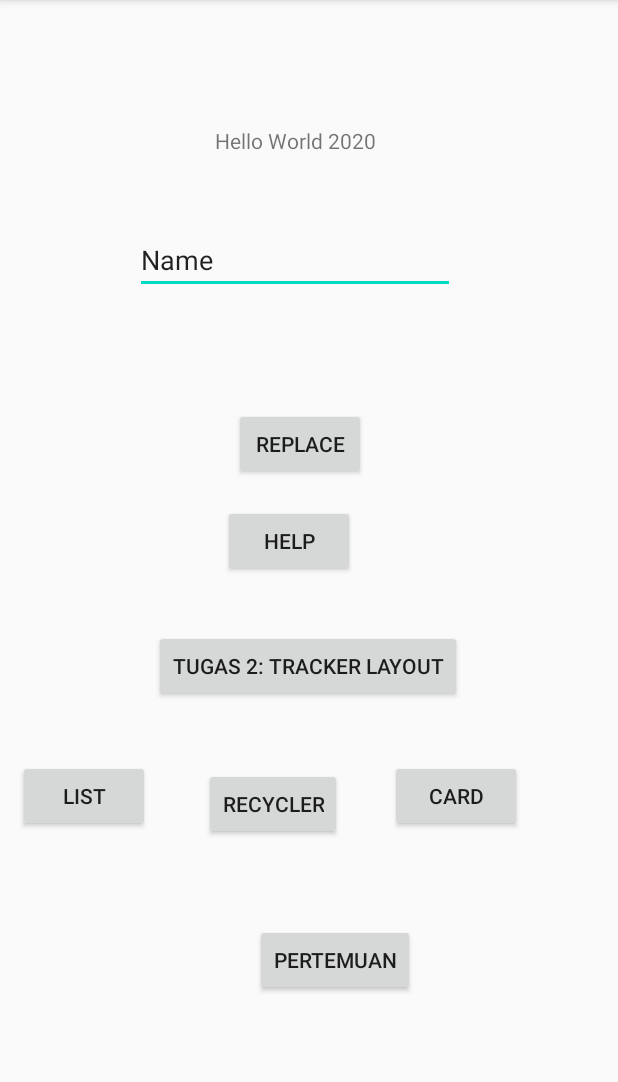
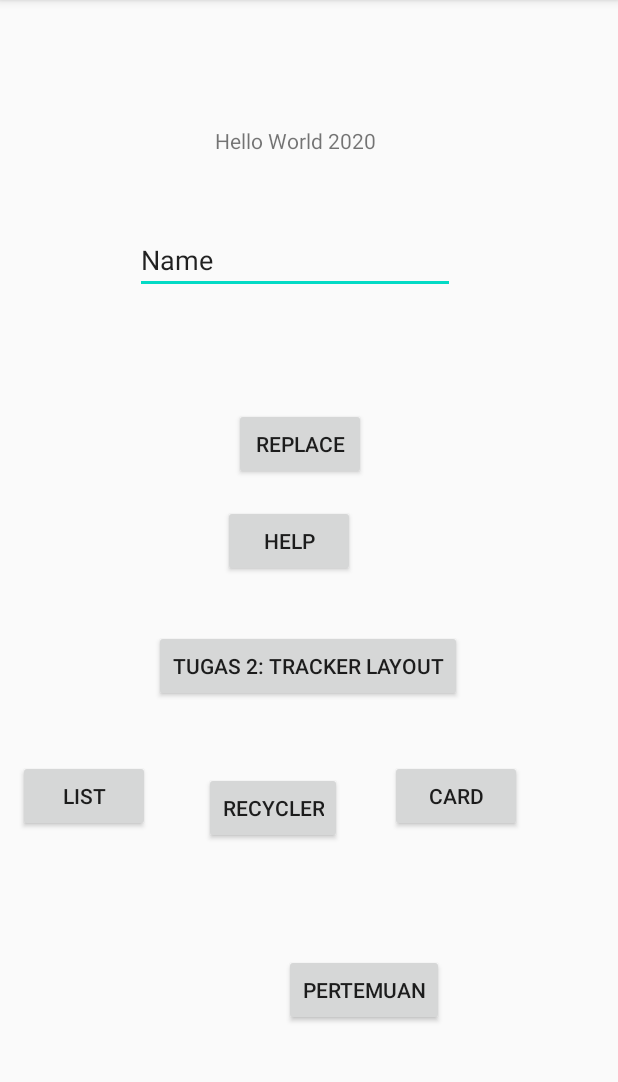
Before and after one commit to wilfribm/PROGMOB_WIL_GIT, an Android app: the screen it shows after launch (MainActivity), on a phone screen of 412 x 824 dp, the part 84-1166 px from its top. Run offline under Robolectric (Android 15) with nearby library versions, the phone set to English and light mode, and no system bars.

Commit message:
Tugas 4 : Debugging selesai
72180230

```diff
--- a/app/src/main/res/layout/activity_main.xml
+++ b/app/src/main/res/layout/activity_main.xml
@@ -110,11 +110,11 @@
         android:id="@+id/buttonPertemuan"
         android:layout_width="wrap_content"
         android:layout_height="wrap_content"
-        android:layout_marginBottom="104dp"
+        android:layout_marginBottom="84dp"
         android:text="pertemuan"
         app:layout_constraintBottom_toBottomOf="parent"
         app:layout_constraintEnd_toEndOf="parent"
-        app:layout_constraintHorizontal_bias="0.557"
+        app:layout_constraintHorizontal_bias="0.619"
         app:layout_constraintStart_toStartOf="parent" />
 
 
```
